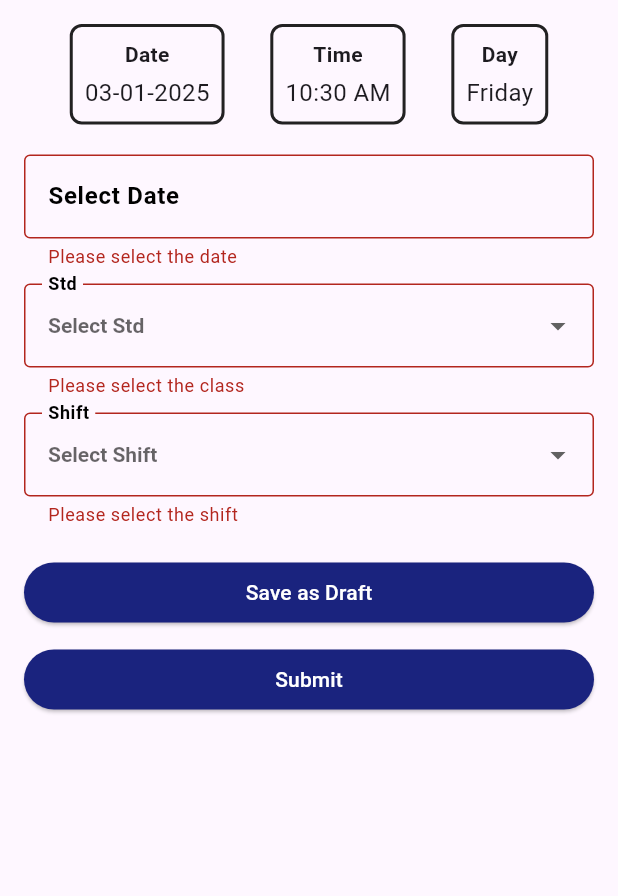
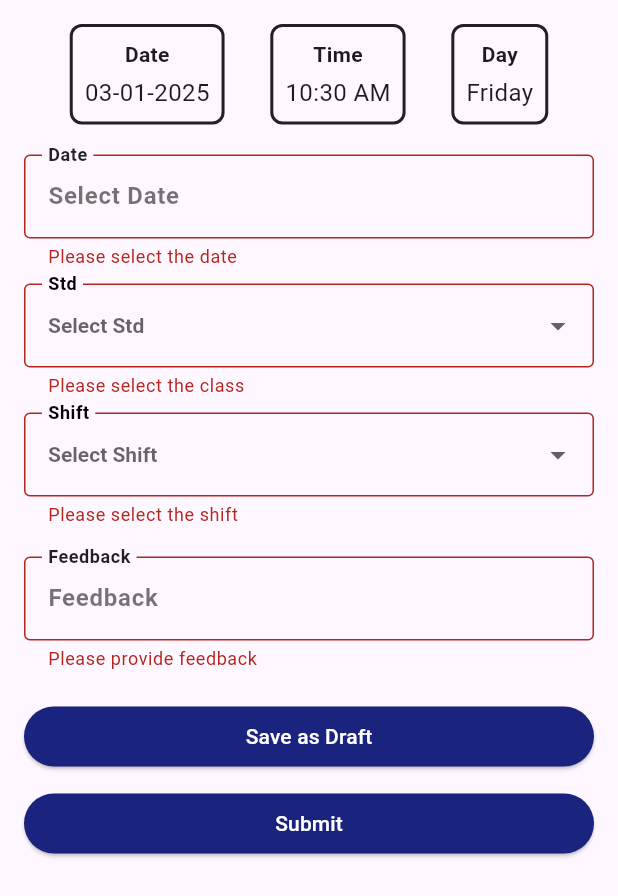
Before and after one commit to TTVS2024/tvsproject, a Flutter app: the WorksheetForm widget shown alone on an empty page, opened directly, after a tap on "Submit", on a phone screen of 412 x 824 dp. Shown: the top 896 px of the screen. Run offline on Flutter 3.47's test engine with Material 3 defaults, Android fonts, the phone set to English and light mode, and no system bars; missing offline and left inert: mongo_dart.

Commit message:
Update assemblyconsolidationForm.dart (COMMON FRONTEND CODE)

```diff
--- a/lib/assemblyconsolidationForm.dart
+++ b/lib/assemblyconsolidationForm.dart
@@ -39,6 +39,7 @@ class _WorksheetFormState extends State<WorksheetForm> {
 
   // TextEditingControllers for capturing input
   final TextEditingController monthController = TextEditingController();
+  final TextEditingController feedbackController=TextEditingController();
 
   // Dropdown values
   String? selectedStd;
@@ -94,12 +95,17 @@ class _WorksheetFormState extends State<WorksheetForm> {
                     color: Colors.black87,
                     fontWeight: FontWeight.bold,
                   ),
-                  decoration: const InputDecoration(
-                    labelText: 'Select Date',
+                  decoration: InputDecoration(
+                    labelText: 'Date', // Set the label text as "Date"
                     labelStyle: const TextStyle(
-                      fontWeight: FontWeight.bold, // Make the label text bold
-                      color: Colors.black, // Change label color to black
-                    ),
+                      fontWeight: FontWeight.bold, // Bold label text
+                      color: Colors.black87, // Set label color to black87
+                      ),
+                      floatingLabelBehavior: FloatingLabelBehavior.always, // Keep label visible
+                        hintText: 'Select Date',
+                        hintStyle: const TextStyle(
+                          color: Colors.black54,
+                          ),
                     border: const OutlineInputBorder(
                       borderSide: BorderSide(
                           color: Colors.black87,
@@ -236,6 +242,47 @@ class _WorksheetFormState extends State<WorksheetForm> {
                 return null;
               },
             ),
+            const SizedBox(height: 20), // Add some spacing between fields
+            TextFormField(
+              controller: feedbackController,
+              style: const TextStyle(
+                color: Colors.black87,
+                fontWeight: FontWeight.bold,
+                ),
+                decoration: InputDecoration(
+                  labelText: 'Feedback', // Set the label text as "Feedback"
+                  labelStyle: const TextStyle(
+                    fontWeight: FontWeight.bold, // Bold label text
+                    color: Colors.black87, // Set label color to black87
+                    ),
+                    floatingLabelBehavior: FloatingLabelBehavior.always, // Keep label visible
+                    hintText: 'Feedback',
+                    hintStyle: const TextStyle(
+                      color: Colors.black54,
+                      ),
+                      border: const OutlineInputBorder(
+                        borderSide: BorderSide(
+                          color: Colors.black87,
+                          width: 2.0), // Set border color and width
+                          ),
+                          focusedBorder: const OutlineInputBorder(
+                            borderSide: BorderSide(
+                              color: Colors.black87,
+                              width: 2.0), // Set focused border color and width
+                              ),
+                              enabledBorder: const OutlineInputBorder(
+                                borderSide: BorderSide(
+                                  color: Colors.black87,
+                                  width: 2.0), // Set enabled border color and width
+                                  ),
+                                  ),
+                                  validator: (value) {
+                                    if (value == null || value.isEmpty) {
+                                      return 'Please provide feedback';
+                                      }
+                                      return null;
+                                      },
+                                      ),
             const SizedBox(height: 20),
             ElevatedButton(
               onPressed: () {
```
